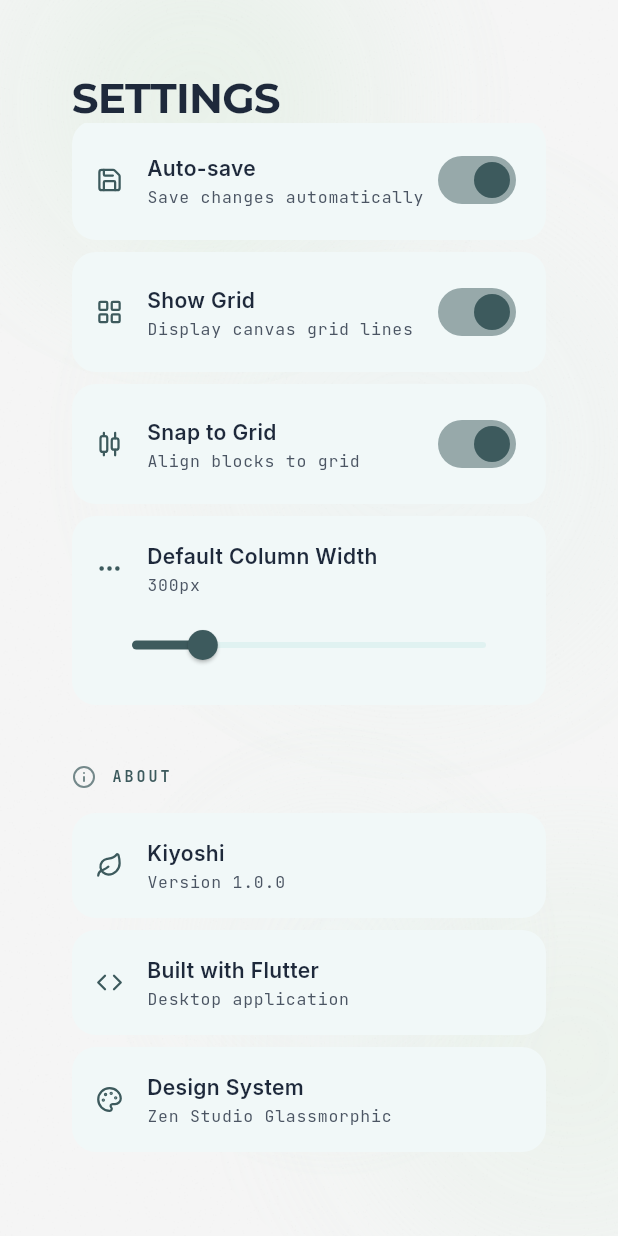
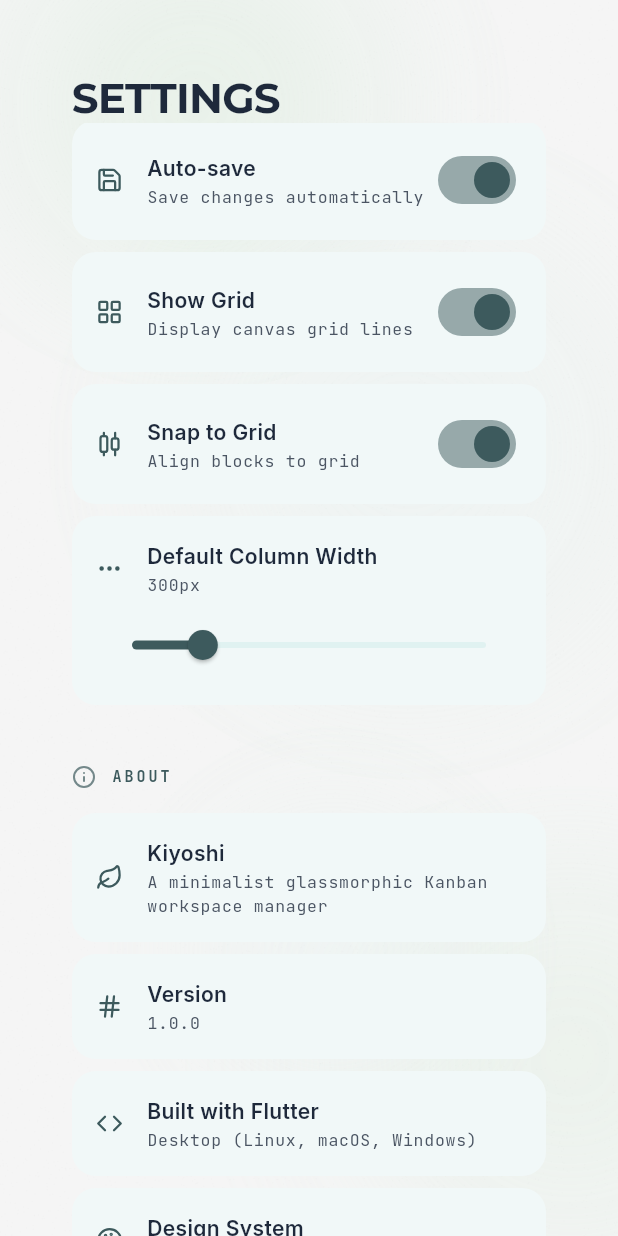
Before and after one commit to jomvick/Kiyoshi, a Flutter app: the SettingsScreen widget shown alone on an empty page, opened directly, scrolled down 2084 dp, on a phone screen of 412 x 824 dp. Run offline on Flutter 3.47's test engine with Material 3 defaults, Android fonts, the phone set to English and light mode, and no system bars; our stand-ins replace drift, file_picker, flutter_animate, flutter_riverpod, google_fonts, lucide_icons and 2 more; missing offline and left inert: metadata_fetch; accounts and stored records are empty; generated files the repository leaves out were written again.

Commit message:
chore: relicence MIT, enrichir description et keywords, améliorer About

```diff
--- a/lib/src/features/settings/settings_screen.dart
+++ b/lib/src/features/settings/settings_screen.dart
@@ -381,17 +381,37 @@ Generated: ${DateTime.now().toIso8601String()}
         _SettingsInfoTile(
           icon: LucideIcons.leaf,
           title: 'Kiyoshi',
-          subtitle: 'Version 1.0.0',
+          subtitle: 'A minimalist glassmorphic Kanban workspace manager',
+        ),
+        _SettingsInfoTile(
+          icon: LucideIcons.hash,
+          title: 'Version',
+          subtitle: '1.0.0',
         ),
         _SettingsInfoTile(
           icon: LucideIcons.code,
           title: 'Built with Flutter',
-          subtitle: 'Desktop application',
+          subtitle: 'Desktop (Linux, macOS, Windows)',
         ),
         _SettingsInfoTile(
           icon: LucideIcons.palette,
           title: 'Design System',
-          subtitle: 'Zen Studio Glassmorphic',
+          subtitle: 'Zen Studio — Glassmorphic',
+        ),
+        _SettingsInfoTile(
+          icon: LucideIcons.database,
+          title: 'Database',
+          subtitle: 'Drift (SQLite)',
+        ),
+        _SettingsInfoTile(
+          icon: LucideIcons.layers,
+          title: 'State Management',
+          subtitle: 'Riverpod',
+        ),
+        _SettingsInfoTile(
+          icon: LucideIcons.shield,
+          title: 'License',
+          subtitle: 'MIT — Open Source',
         ),
       ],
     );
```
Also changed, not shown: pubspec.yaml (+14 -4 lines), 2 other files.
